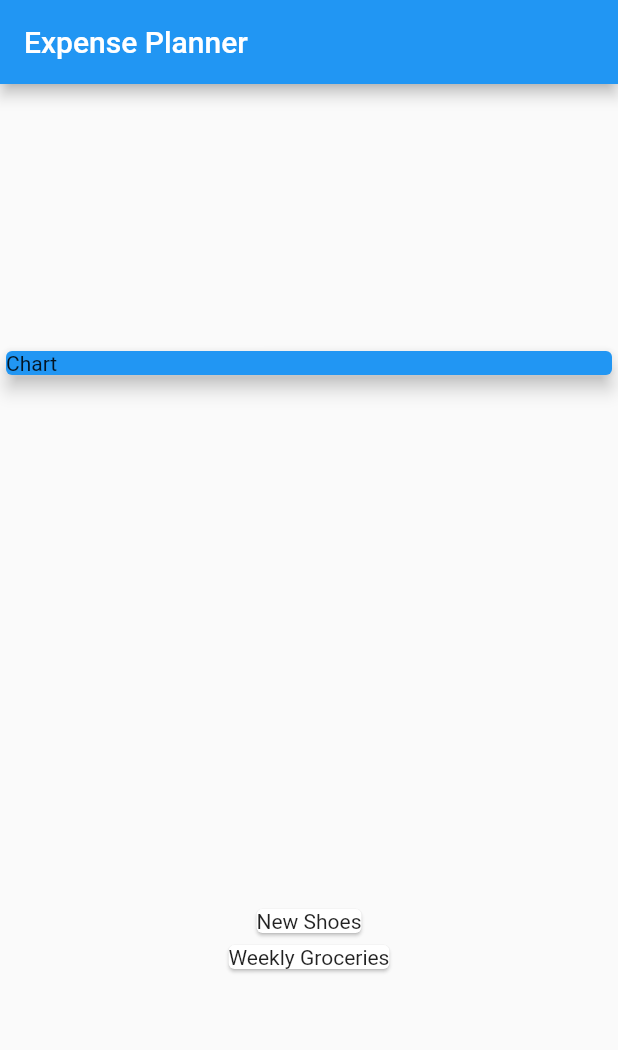
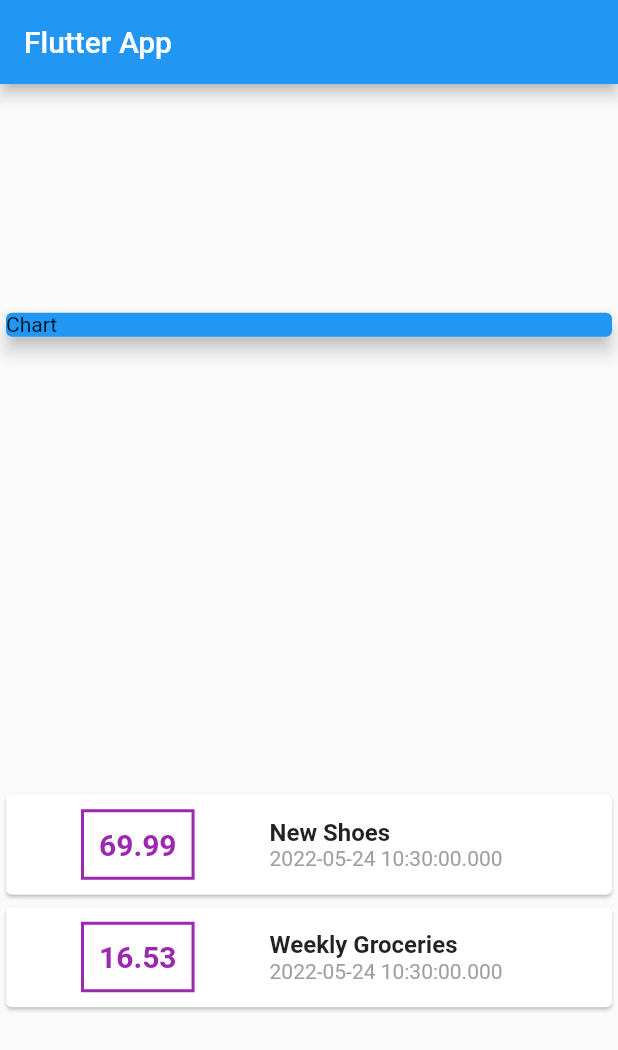
Before and after one commit to rajput-hemant/expense-tracker, a Flutter app: the screen it shows after launch, on a phone screen of 412 x 824 dp. Shown: the top 1050 px of the screen. Run offline on Flutter 3.47's test engine with Material 2 defaults, Android fonts, the phone set to English and light mode, and no system bars.

Commit message:
Added Rows in Transactions List for transaction amount & columns of transactions title & date
Signed-off-by: rajput-hemant <hemant.rajput_cs20@gla.ac.in>

```diff
--- a/lib/main.dart
+++ b/lib/main.dart
@@ -32,7 +32,7 @@ class MyHomePage extends StatelessWidget {
   Widget build(BuildContext context) {
     return Scaffold(
       appBar: AppBar(
-        title: Text('Expense Planner'),
+        title: Text('Flutter App'),
       ),
       body: Column(
         mainAxisAlignment: MainAxisAlignment.spaceAround,
@@ -49,7 +49,49 @@ class MyHomePage extends StatelessWidget {
           Column(
             children: transactions.map(
               (transaction) {
-                return Card(child: Text(transaction.title));
+                return Card(
+                  child: Row(
+                    children: [
+                      Container(
+                        margin:
+                            EdgeInsets.symmetric(vertical: 10, horizontal: 50),
+                        decoration: BoxDecoration(
+                          border: Border.all(
+                            color: Colors.purple,
+                            width: 2,
+                          ),
+                        ),
+                        padding: EdgeInsets.all(10),
+                        child: Text(
+                          transaction.amount.toString(),
+                          style: TextStyle(
+                            fontWeight: FontWeight.bold,
+                            fontSize: 20,
+                            color: Colors.purple,
+                          ),
+                        ),
+                      ),
+                      Column(
+                        crossAxisAlignment: CrossAxisAlignment.start,
+                        children: [
+                          Text(
+                            transaction.title,
+                            style: TextStyle(
+                              fontSize: 16,
+                              fontWeight: FontWeight.bold,
+                            ),
+                          ),
+                          Text(
+                            transaction.date.toString(),
+                            style: TextStyle(
+                              color: Colors.grey,
+                            ),
+                          ),
+                        ],
+                      )
+                    ],
+                  ),
+                );
               },
             ).toList(),
           ),
```
